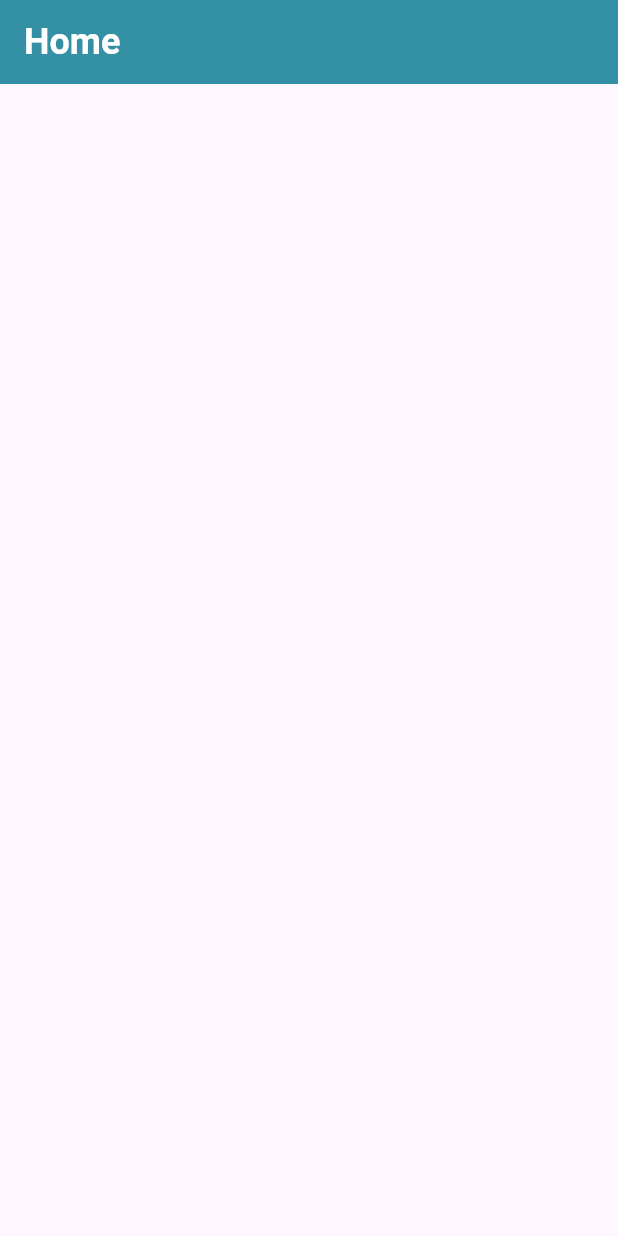
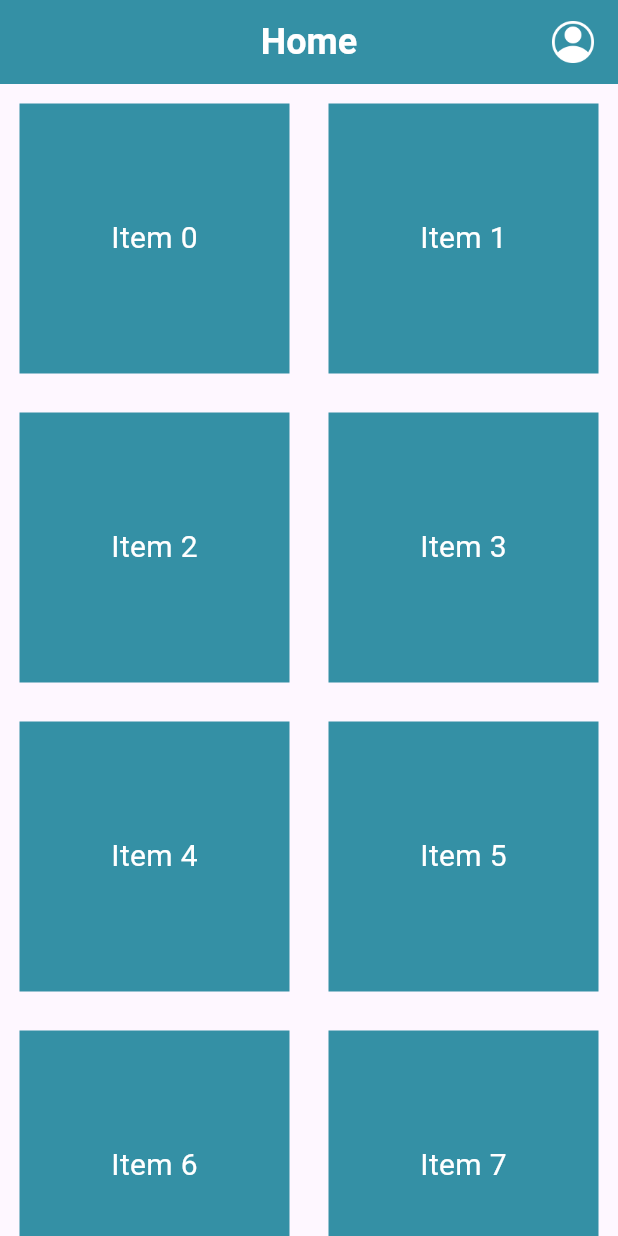
Before and after one commit to PeekingBad/RecipesApp, a Flutter app: the screen it shows after launch, on a phone screen of 412 x 824 dp. Run offline on Flutter 3.47's test engine with Material 3 defaults, Android fonts, the phone set to English and light mode, and no system bars; Roboto replaces fonts that are missing (Poppins).

```diff
--- a/lib/constants.dart
+++ b/lib/constants.dart
@@ -1,3 +1,3 @@
 import "package:flutter/material.dart";
 
-const Color background = Color.fromARGB(255, 52, 144, 165);
+const Color turqoise = Color.fromARGB(255, 52, 144, 165);
--- a/lib/screens/homepage.dart
+++ b/lib/screens/homepage.dart
@@ -12,15 +12,62 @@ class _HomepageState extends State<Homepage> {
   @override
   Widget build(BuildContext context) {
     return Scaffold(
-      appBar: AppBar(
-        backgroundColor: background,
-        title: const Text(
-          "Home",
-          style: TextStyle(
-              color: Colors.white, fontSize: 24, fontWeight: FontWeight.bold),
+      appBar: appBar(),
+      body: GridView.builder(
+        itemCount: 10,
+        gridDelegate: SliverGridDelegateWithFixedCrossAxisCount(
+          crossAxisCount: 2,
         ),
+        itemBuilder: (BuildContext context, int index) {
+          return GridTile(
+            child:
+          Padding(
+            padding: const EdgeInsets.all(13),
+            child: Container(
+              color: turqoise,
+              child: Center(
+                child: Text(
+                  'Item $index',
+                  style: TextStyle(
+                    color: Colors.white,
+                    fontSize: 20
+                  ),
+                ),
+                ),
+            ),
+          ),
+          );
+        },
       ),
-      body: Container(),
+    );
+  }
+
+  AppBar appBar() {
+    return AppBar(
+      title: const Text(
+        "Home",
+        style: TextStyle(
+            color: Colors.white, fontSize: 24, fontWeight: FontWeight.bold),
+      ),
+      backgroundColor: turqoise,
+      centerTitle: true,
+      elevation: 0.0,
+      actions: [
+        GestureDetector(
+        onTap: () {},
+        child: Container(
+          margin: EdgeInsets.all(10),
+          width: 40,
+          child: Image.asset('assets/images/account.png',
+          height: 30,
+          width: 30,
+          ),
+          decoration: BoxDecoration(
+            borderRadius: BorderRadius.circular(10)
+          ),
+        ),
+        )
+        ],
     );
   }
 }
--- a/pubspec.yaml
+++ b/pubspec.yaml
@@ -59,8 +59,8 @@ flutter:
   uses-material-design: true
 
   # To add assets to your application, add an assets section, like this:
-  # assets:
-  #   - images/a_dot_burr.jpeg
+  assets:
+    - assets/images/account.png
   #   - images/a_dot_ham.jpeg
 
   # An image asset can refer to one or more resolution-specific "variants", see
```
Also changed, not shown: assets/images/account.png (added).
